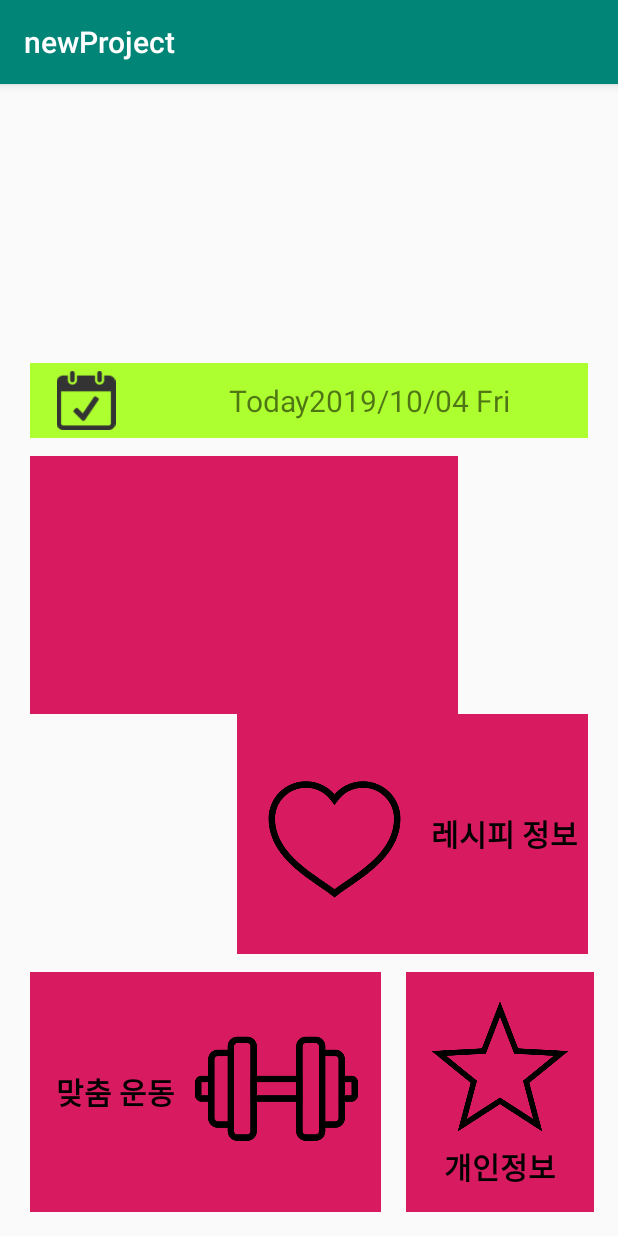
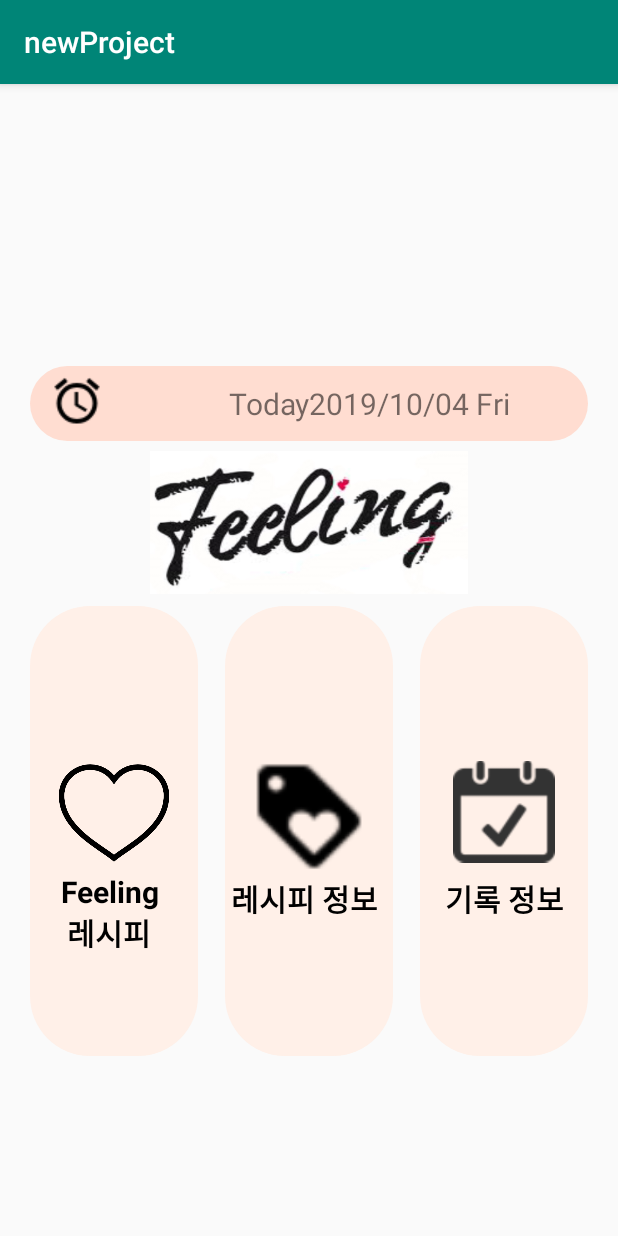
Before and after one commit to jongwook100/newProject, an Android app: the screen it shows after launch (MainActivity), on a phone screen of 412 x 824 dp. Run offline under Robolectric (Android 15) with nearby library versions, the phone set to English and light mode, and no system bars.

Commit message:
Activity main(수정)

```diff
--- a/app/build.gradle
+++ b/app/build.gradle
@@ -23,6 +23,7 @@ dependencies {
     implementation fileTree(dir: 'libs', include: ['*.jar'])
     implementation 'androidx.appcompat:appcompat:1.0.2'
     implementation 'androidx.constraintlayout:constraintlayout:1.1.3'
+    implementation 'com.google.android.material:material:1.0.0-rc01'
     testImplementation 'junit:junit:4.12'
     androidTestImplementation 'androidx.test:runner:1.1.1'
     androidTestImplementation 'androidx.test.espresso:espresso-core:3.1.1'
--- /dev/null
+++ b/app/src/main/res/drawable/btn_black_pingk.xml
@@ -0,0 +1,16 @@
+<?xml version="1.0" encoding="utf-8"?>
+<selector xmlns:android="http://schemas.android.com/apk/res/android"
+    >
+
+    <item android:state_enabled="true">
+        <shape>
+            <solid android:color="#ffddd1">
+
+            </solid>
+            <corners android:radius="40dp">
+
+            </corners>
+        </shape>
+    </item>
+
+    </selector>
--- /dev/null
+++ b/app/src/main/res/drawable/btn_pingk.xml
@@ -0,0 +1,16 @@
+<?xml version="1.0" encoding="utf-8"?>
+<selector xmlns:android="http://schemas.android.com/apk/res/android"
+    >
+
+    <item android:state_enabled="true">
+        <shape>
+            <solid android:color="#fff0e8">
+
+            </solid>
+            <corners android:radius="40dp">
+
+            </corners>
+        </shape>
+    </item>
+
+    </selector>
--- a/app/src/main/res/layout/activity_loading.xml
+++ b/app/src/main/res/layout/activity_loading.xml
@@ -5,6 +5,7 @@
     android:layout_width="match_parent"
     android:layout_height="match_parent"
     tools:context=".LoadingActivity">
+
     <ImageView
         android:layout_width="match_parent"
         android:layout_height="match_parent"
--- a/app/src/main/res/layout/activity_main.xml
+++ b/app/src/main/res/layout/activity_main.xml
@@ -11,8 +11,8 @@
         android:layout_height="50dp"
         android:layout_marginLeft="20dp"
         android:layout_marginRight="20dp"
-        android:layout_marginBottom="532dp"
-        android:background="#ADFF2F"
+        android:layout_marginBottom="530dp"
+        android:background="@drawable/btn_black_pingk"
         app:layout_constraintBottom_toBottomOf="parent"
         app:layout_constraintEnd_toEndOf="parent"
         app:layout_constraintHorizontal_bias="0.516"
@@ -24,7 +24,7 @@
             android:layout_height="50dp"
             android:layout_marginLeft="80dp"
             android:layout_marginBottom="532dp"
-            android:background="#ADFF2F"
+            android:background="@null"
             android:gravity="center"
             android:textSize="20dp"
             app:layout_constraintBottom_toBottomOf="parent"
@@ -35,41 +35,43 @@
         <ImageView
             android:layout_width="wrap_content"
             android:layout_height="wrap_content"
-            android:layout_margin="5dp"
+            android:layout_marginLeft="13dp"
+            android:layout_marginTop="5dp"
             android:background="@null"
-            android:src="@drawable/today_bar"/>
+            android:src="@drawable/time_logo"/>
+    </RelativeLayout>
+
+    <RelativeLayout
+        android:layout_width="match_parent"
+        android:layout_height="95dp"
+        android:layout_marginLeft="100dp"
+        android:layout_marginRight="100dp"
+        android:layout_marginBottom="428dp"
+        android:background="@drawable/logo_feeling"
+        app:layout_constraintBottom_toBottomOf="parent"
+        app:layout_constraintEnd_toEndOf="parent"
+        app:layout_constraintHorizontal_bias="0.516"
+        app:layout_constraintStart_toStartOf="parent">
     </RelativeLayout>
 
 
     <RelativeLayout
-        android:layout_width="285dp"
-        android:layout_height="172dp"
+        android:layout_width="match_parent"
+        android:layout_height="300dp"
         android:layout_marginLeft="20dp"
-        android:layout_marginRight="270dp"
-        android:layout_marginBottom="348dp"
-        android:background="@color/colorAccent"
+        android:layout_marginRight="280dp"
+        android:layout_marginBottom="120dp"
+        android:background="@drawable/btn_pingk"
         app:layout_constraintBottom_toBottomOf="parent"
         app:layout_constraintEnd_toEndOf="parent"
         app:layout_constraintHorizontal_bias="0.0"
-        app:layout_constraintStart_toStartOf="parent" />
-
-    <RelativeLayout
-        android:layout_width="match_parent"
-        android:layout_height="160dp"
-        android:layout_marginLeft="158dp"
-        android:layout_marginRight="20dp"
-        android:layout_marginBottom="188dp"
-        android:background="@color/colorAccent"
-        app:layout_constraintBottom_toBottomOf="parent"
-        app:layout_constraintEnd_toEndOf="parent"
-        app:layout_constraintHorizontal_bias="0.906"
-        app:layout_constraintStart_toStartOf="parent">
+        app:layout_constraintStart_toStartOf="parent" >
 
         <Button
-            android:id="@+id/informbutton"
+            android:id="@null"
             android:layout_width="240dp"
-            android:layout_height="160dp"
-            android:layout_marginBottom="188dp"
+            android:layout_height="300dp"
+            android:layout_margin="5dp"
             android:background="@null"
             app:layout_constraintBottom_toBottomOf="parent"
             app:layout_constraintEnd_toEndOf="parent"
@@ -80,9 +82,57 @@
         <TextView
             android:layout_width="105dp"
             android:layout_height="match_parent"
-            android:layout_marginLeft="125dp"
+            android:layout_marginTop="110dp"
             android:gravity="center"
-            android:background="@color/colorAccent"
+            android:background="@null"
+            android:text="Feeling\n레시피"
+            android:textSize="20dp"
+            android:textColor="#000"
+            android:textStyle="bold"
+            app:layout_constraintBottom_toBottomOf="parent"
+            app:layout_constraintEnd_toEndOf="parent"
+            app:layout_constraintHorizontal_bias="0.906"
+            app:layout_constraintStart_toStartOf="parent" />
+
+        <ImageView
+            android:layout_width="150dp"
+            android:layout_height="250dp"
+            android:layout_margin="10dp"
+            android:background="@null"
+            android:src="@drawable/recipe_menu"/>
+    </RelativeLayout>
+
+
+    <RelativeLayout
+        android:layout_width="match_parent"
+        android:layout_height="300dp"
+        android:layout_marginLeft="150dp"
+        android:layout_marginRight="150dp"
+        android:layout_marginBottom="120dp"
+        android:background="@drawable/btn_pingk"
+        app:layout_constraintBottom_toBottomOf="parent"
+        app:layout_constraintEnd_toEndOf="parent"
+        app:layout_constraintHorizontal_bias="0.906"
+        app:layout_constraintStart_toStartOf="parent">
+
+        <Button
+            android:id="@+id/informbutton"
+            android:layout_width="240dp"
+            android:layout_height="300dp"
+            android:layout_margin="5dp"
+            android:background="@null"
+            app:layout_constraintBottom_toBottomOf="parent"
+            app:layout_constraintEnd_toEndOf="parent"
+            app:layout_constraintHorizontal_bias="0.906"
+            app:layout_constraintStart_toStartOf="parent"
+            />
+
+        <TextView
+            android:layout_width="105dp"
+            android:layout_height="match_parent"
+            android:layout_marginTop="90dp"
+            android:gravity="center"
+            android:background="@null"
             android:text="레시피 정보"
             android:textSize="20dp"
             android:textColor="#000"
@@ -93,23 +143,21 @@
             app:layout_constraintStart_toStartOf="parent" />
 
         <ImageView
-            android:layout_width="110dp"
-            android:layout_height="wrap_content"
-            android:layout_margin="10dp"
+            android:layout_width="150dp"
+            android:layout_height="250dp"
+            android:layout_margin="15dp"
             android:background="@null"
-            android:src="@drawable/recipe_menu"/>
+            android:src="@drawable/recipe_btn"/>
     </RelativeLayout>
 
 
-
-    =======
     <RelativeLayout
         android:layout_width="match_parent"
-        android:layout_height="160dp"
-        android:layout_marginLeft="20dp"
-        android:layout_marginRight="158dp"
-        android:layout_marginBottom="16dp"
-        android:background="@color/colorAccent"
+        android:layout_height="300dp"
+        android:layout_marginLeft="280dp"
+        android:layout_marginRight="20dp"
+        android:layout_marginBottom="120dp"
+        android:background="@drawable/btn_pingk"
         android:text="레시피 정보"
         android:textSize="20dp"
         app:layout_constraintBottom_toBottomOf="parent"
@@ -120,7 +168,8 @@
 
         <Button
             android:layout_width="240dp"
-            android:layout_height="160dp"
+            android:layout_height="300dp"
+            android:layout_margin="5dp"
             android:background="@null"
             app:layout_constraintBottom_toBottomOf="parent"
             app:layout_constraintEnd_toEndOf="parent"
@@ -128,14 +177,14 @@
             app:layout_constraintStart_toStartOf="parent" />
 
         <TextView
-            android:layout_width="240dp"
-            android:layout_height="160dp"
+            android:layout_width="150dp"
+            android:layout_height="400dp"
+            android:layout_marginTop="90dp"
             android:background="@null"
-            android:text="맞춤 운동"
+            android:text="기록 정보"
             android:textSize="20dp"
             android:textColor="#000"
             android:textStyle="bold"
-            android:layout_marginRight="120dp"
             android:gravity="center"
             app:layout_constraintBottom_toBottomOf="parent"
             app:layout_constraintEnd_toEndOf="parent"
@@ -143,57 +192,11 @@
             app:layout_constraintStart_toStartOf="parent" />
 
         <ImageView
-            android:layout_width="140dp"
-            android:layout_height="wrap_content"
-            android:layout_marginLeft="110dp"
-            android:layout_marginRight="15dp"
+            android:layout_width="150dp"
+            android:layout_height="230dp"
+            android:layout_margin="22dp"
             android:background="@null"
-            android:src="@drawable/health_menu" />
-    </RelativeLayout>
-
-
-    <RelativeLayout
-        android:layout_width="125dp"
-        android:layout_height="160dp"
-        android:layout_marginBottom="16dp"
-        android:background="@color/colorAccent"
-        android:text="개인정보 입력"
-        android:textSize="20dp"
-        app:layout_constraintBottom_toBottomOf="parent"
-        app:layout_constraintEnd_toEndOf="parent"
-        app:layout_constraintHorizontal_bias="0.944"
-        app:layout_constraintStart_toStartOf="parent">
-
-        <Button
-            android:layout_width="125dp"
-            android:layout_height="160dp"
-            android:background="@null"
-            app:layout_constraintBottom_toBottomOf="parent"
-            app:layout_constraintEnd_toEndOf="parent"
-            app:layout_constraintHorizontal_bias="0.944"
-            app:layout_constraintStart_toStartOf="parent" />
-
-        <TextView
-            android:layout_width="match_parent"
-            android:layout_height="70dp"
-            android:background="@null"
-            android:layout_marginTop="100dp"
-            android:text="개인정보"
-            android:textSize="20dp"
-            android:textColor="#000"
-            android:textStyle="bold"
-            android:gravity="center"
-            app:layout_constraintBottom_toBottomOf="parent"
-            app:layout_constraintEnd_toEndOf="parent"
-            app:layout_constraintHorizontal_bias="0.944"
-            app:layout_constraintStart_toStartOf="parent" />
-
-        <ImageView
-            android:layout_width="wrap_content"
-            android:layout_height="100dp"
-            android:layout_margin="15dp"
-            android:background="@null"
-            android:src="@drawable/star_menu" />
+            android:src="@drawable/today_bar" />
     </RelativeLayout>
 
 </androidx.constraintlayout.widget.ConstraintLayout>
```
Also changed, not shown: app/src/main/res/drawable/health_menu.png (deleted), app/src/main/res/drawable/loading.PNG (deleted), app/src/main/res/drawable/loading.png (added), app/src/main/res/drawable/logo_feeling.png (added), app/src/main/res/drawable/recipe_btn.png (added), app/src/main/res/drawable/star_menu.png (deleted), app/src/main/res/drawable/time_logo.png (added), app/src/main/res/drawable/weather_menu.png (deleted), 1 other file.
